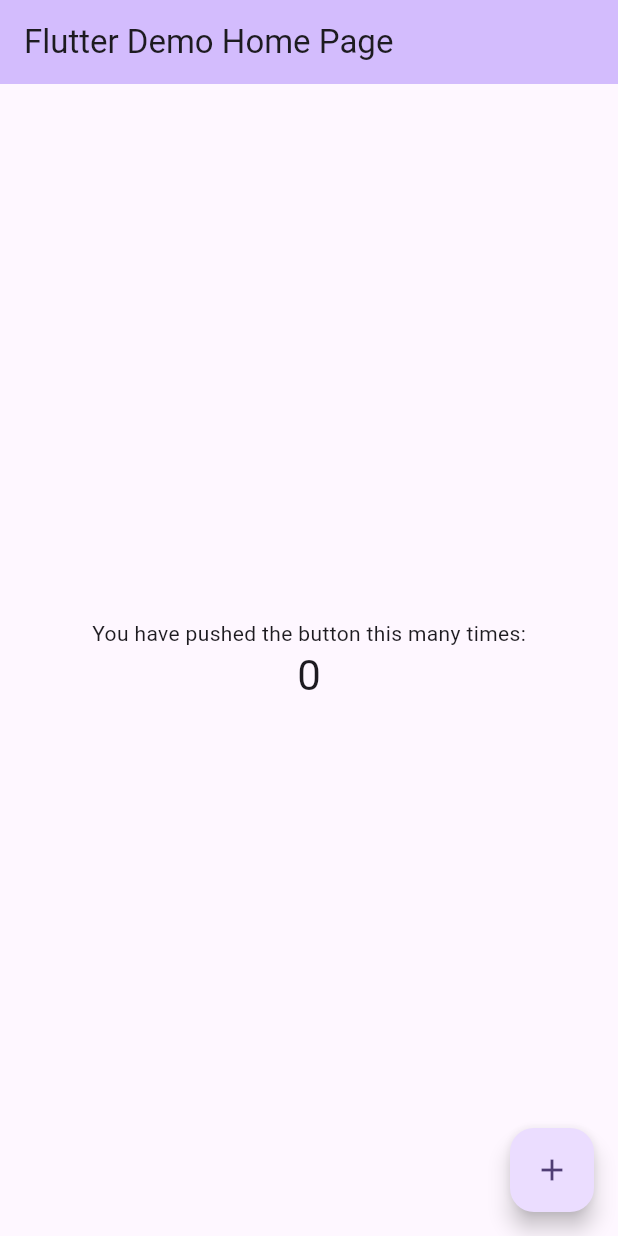
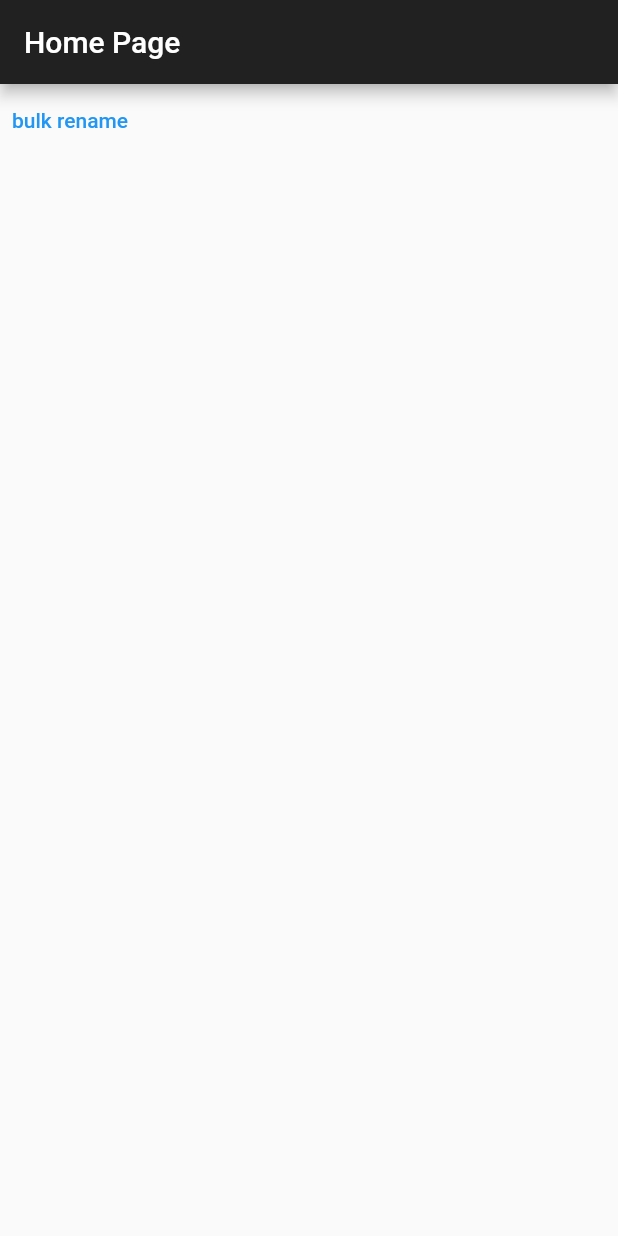
Before and after one commit to songzhw/SixToolkit_ForLife, a Flutter app: the screen it shows after launch, on a phone screen of 412 x 824 dp. Run offline on Flutter 3.47's test engine with Material 2 defaults, Android fonts, the phone set to English and light mode, and no system bars; our stand-ins replace get.

Commit message:
ADD A NEW PAGE

```diff
--- /dev/null
+++ b/Tools_On_Mac/lib/Commons.dart
@@ -0,0 +1,6 @@
+import 'package:flutter/material.dart';
+
+AppBar appbar(String title) => AppBar(
+  title: Text(title),
+  backgroundColor: Colors.grey[900],
+);
--- /dev/null
+++ b/Tools_On_Mac/lib/apps/rename/BulkRenamePage.dart
@@ -0,0 +1,13 @@
+import 'package:flutter/material.dart';
+
+import '../../Commons.dart';
+
+class BulkRenamePage extends StatelessWidget {
+    @override
+    Widget build(BuildContext context) {
+        return Scaffold(
+            appBar: appbar("Bulk Re-name"),
+            body: Container(),
+        );
+    }
+}
--- a/Tools_On_Mac/lib/main.dart
+++ b/Tools_On_Mac/lib/main.dart
@@ -1,4 +1,7 @@
 import 'package:flutter/material.dart';
+import 'package:get/get.dart';
+import 'package:tools_on_mac/Commons.dart';
+import 'package:tools_on_mac/apps/rename/BulkRenamePage.dart';
 
 void main() {
   runApp(const MyApp());
@@ -6,120 +9,33 @@ void main() {
 
 class MyApp extends StatelessWidget {
   const MyApp({super.key});
-
-  // This widget is the root of your application.
   @override
   Widget build(BuildContext context) {
-    return MaterialApp(
-      title: 'Flutter Demo',
-      theme: ThemeData(
-        // This is the theme of your application.
-        //
-        // TRY THIS: Try running your application with "flutter run". You'll see
-        // the application has a blue toolbar. Then, without quitting the app,
-        // try changing the seedColor in the colorScheme below to Colors.green
-        // and then invoke "hot reload" (save your changes or press the "hot
-        // reload" button in a Flutter-supported IDE, or press "r" if you used
-        // the command line to start the app).
-        //
-        // Notice that the counter didn't reset back to zero; the application
-        // state is not lost during the reload. To reset the state, use hot
-        // restart instead.
-        //
-        // This works for code too, not just values: Most code changes can be
-        // tested with just a hot reload.
-        colorScheme: ColorScheme.fromSeed(seedColor: Colors.deepPurple),
-        useMaterial3: true,
-      ),
-      home: const MyHomePage(title: 'Flutter Demo Home Page'),
+    return GetMaterialApp(
+      title: "tools on Mac",
+      initialRoute: "/home",
+      getPages: [
+        GetPage(name: "/home", page: () => const MyHomePage()),
+        GetPage(name: "/apps/rename", page: () => BulkRenamePage()),
+      ],
     );
   }
 }
 
-class MyHomePage extends StatefulWidget {
-  const MyHomePage({super.key, required this.title});
-
-  // This widget is the home page of your application. It is stateful, meaning
-  // that it has a State object (defined below) that contains fields that affect
-  // how it looks.
-
-  // This class is the configuration for the state. It holds the values (in this
-  // case the title) provided by the parent (in this case the App widget) and
-  // used by the build method of the State. Fields in a Widget subclass are
-  // always marked "final".
-
-  final String title;
-
+class MyHomePage extends StatelessWidget {
+  const MyHomePage({super.key});
   @override
-  State<MyHomePage> createState() => _MyHomePageState();
-}
-
-class _MyHomePageState extends State<MyHomePage> {
-  int _counter = 0;
-
-  void _incrementCounter() {
-    setState(() {
-      // This call to setState tells the Flutter framework that something has
-      // changed in this State, which causes it to rerun the build method below
-      // so that the display can reflect the updated values. If we changed
-      // _counter without calling setState(), then the build method would not be
-      // called again, and so nothing would appear to happen.
-      _counter++;
-    });
+  Widget build(BuildContext context) {
+    return Scaffold(
+      appBar: appbar("Home Page"),
+      body: ListView(
+        children: [
+          Wrap(children: [
+            TextButton(onPressed: (){Get.toNamed("/apps/rename"); }, child: const Text("bulk rename")),
+          ])
+        ]
+      ),
+    );
   }
 
-  @override
-  Widget build(BuildContext context) {
-    // This method is rerun every time setState is called, for instance as done
-    // by the _incrementCounter method above.
-    //
-    // The Flutter framework has been optimized to make rerunning build methods
-    // fast, so that you can just rebuild anything that needs updating rather
-    // than having to individually change instances of widgets.
-    return Scaffold(
-      appBar: AppBar(
-        // TRY THIS: Try changing the color here to a specific color (to
-        // Colors.amber, perhaps?) and trigger a hot reload to see the AppBar
-        // change color while the other colors stay the same.
-        backgroundColor: Theme.of(context).colorScheme.inversePrimary,
-        // Here we take the value from the MyHomePage object that was created by
-        // the App.build method, and use it to set our appbar title.
-        title: Text(widget.title),
-      ),
-      body: Center(
-        // Center is a layout widget. It takes a single child and positions it
-        // in the middle of the parent.
-        child: Column(
-          // Column is also a layout widget. It takes a list of children and
-          // arranges them vertically. By default, it sizes itself to fit its
-          // children horizontally, and tries to be as tall as its parent.
-          //
-          // Column has various properties to control how it sizes itself and
-          // how it positions its children. Here we use mainAxisAlignment to
-          // center the children vertically; the main axis here is the vertical
-          // axis because Columns are vertical (the cross axis would be
-          // horizontal).
-          //
-          // TRY THIS: Invoke "debug painting" (choose the "Toggle Debug Paint"
-          // action in the IDE, or press "p" in the console), to see the
-          // wireframe for each widget.
-          mainAxisAlignment: MainAxisAlignment.center,
-          children: <Widget>[
-            const Text(
-              'You have pushed the button this many times:',
-            ),
-            Text(
-              '$_counter',
-              style: Theme.of(context).textTheme.headlineMedium,
-            ),
-          ],
-        ),
-      ),
-      floatingActionButton: FloatingActionButton(
-        onPressed: _incrementCounter,
-        tooltip: 'Increment',
-        child: const Icon(Icons.add),
-      ), // This trailing comma makes auto-formatting nicer for build methods.
-    );
-  }
 }
```
Also changed, not shown: Tools_On_Mac/pubspec.yaml (+2 -70 lines), Tools_On_Mac/pubspec.lock, 8 other files.
